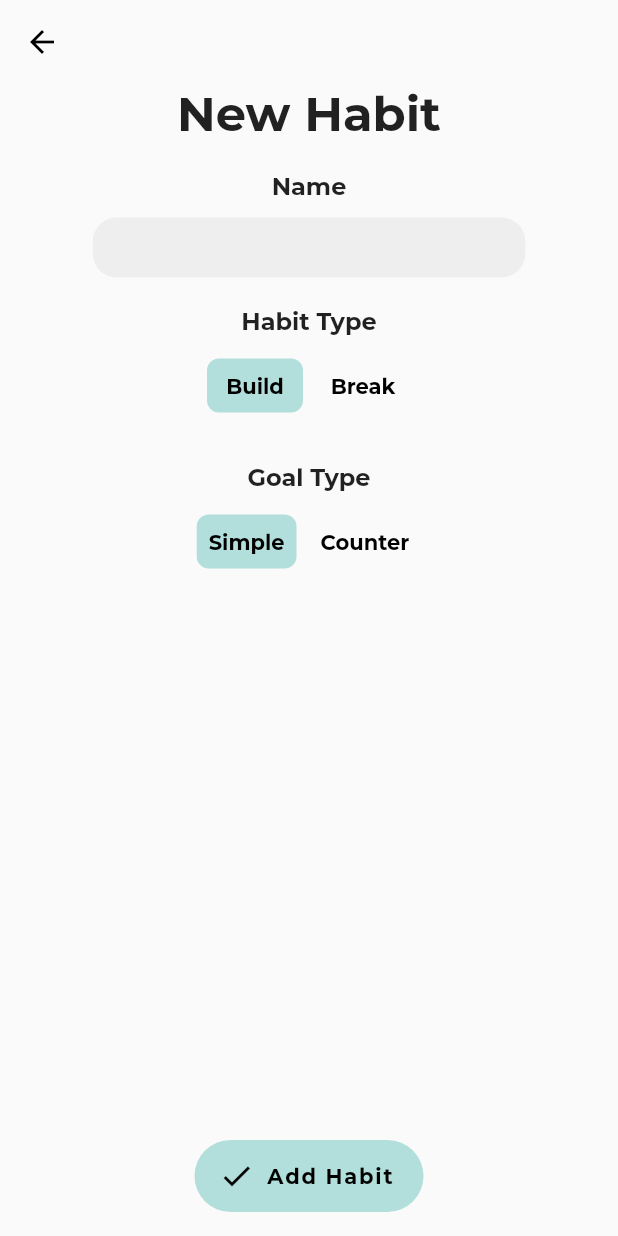
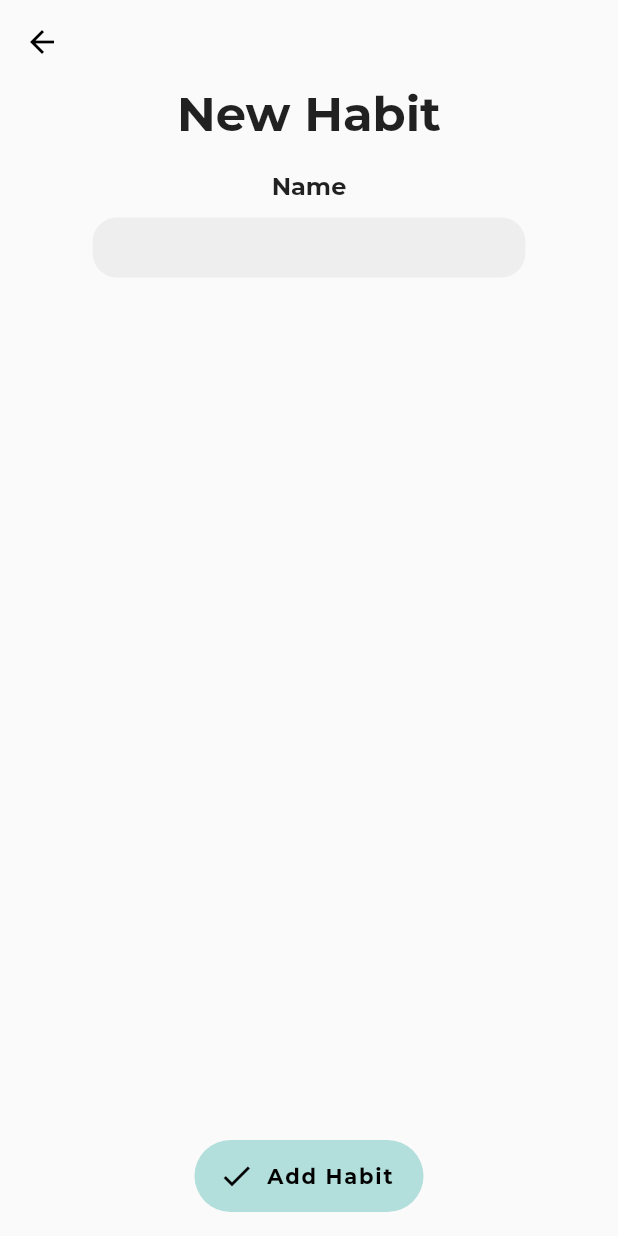
Before and after one commit to kylecustodio/habitualize, a Flutter app: the HabitForm screen opened directly, on a phone screen of 412 x 824 dp. Run offline on Flutter 3.47's test engine with Material 2 defaults, Android fonts, the light colour scheme and no system bars.

Commit message:
strip down habit for MVC

```diff
--- a/lib/models/habit.dart
+++ b/lib/models/habit.dart
@@ -1,18 +1,21 @@
-enum HabitType {
-  buildHabit,
-  breakHabit
-}
+// enum HabitType {
+//   buildHabit,
+//   breakHabit
+// }
 
-enum GoalType {
-  simple,
-  counter,
-}
+// enum GoalType {
+//   simple,
+//   counter,
+// }
 
 class Habit {
   String name;
-  HabitType habitType;
-  GoalType goalType;
-  int goalNum;
+  bool isDone = false;
+  // HabitType habitType;
+  // GoalType goalType;
+  // int goalNum;
 
-  Habit({this.name, this.habitType, this.goalType, this.goalNum});
+  // Habit({this.name, this.habitType, this.goalType, this.goalNum});
+  Habit({this.name});
+
 }
--- a/lib/screens/habitForm.dart
+++ b/lib/screens/habitForm.dart
@@ -11,9 +11,9 @@ class _HabitFormState extends State<HabitForm> {
   final _formKey = GlobalKey<FormState>();
 
   String _habitName;
-  HabitType _habitType = HabitType.buildHabit;
-  GoalType _goalType = GoalType.simple;
-  int _goalNum;
+  // HabitType _habitType = HabitType.buildHabit;
+  // GoalType _goalType = GoalType.simple;
+  // int _goalNum;
 
   @override
   Widget build(BuildContext context) {
@@ -42,96 +42,96 @@ class _HabitFormState extends State<HabitForm> {
                 ),
               ),
             ),
-            SizedBox(height: 20),
-            Center(child: Text('Habit Type', style: TextStyle(fontSize: 16))),
-            ButtonBar(
-              alignment: MainAxisAlignment.center,
-              children: [
-                FlatButton(
-                  onPressed: () =>
-                      setState(() => _habitType = HabitType.buildHabit),
-                  child: Text('Build'),
-                  color: _habitType == HabitType.buildHabit
-                      ? Colors.teal[100]
-                      : Colors.transparent,
-                  textColor: Colors.black,
-                  hoverColor: Colors.teal[100],
-                  shape: RoundedRectangleBorder(
-                      borderRadius: BorderRadius.circular(8)),
-                ),
-                FlatButton(
-                  onPressed: () =>
-                      setState(() => _habitType = HabitType.breakHabit),
-                  child: Text('Break'),
-                  color: _habitType == HabitType.breakHabit
-                      ? Colors.red[100]
-                      : Colors.transparent,
-                  textColor: Colors.black,
-                  hoverColor: Colors.red[100],
-                  shape: RoundedRectangleBorder(
-                      borderRadius: BorderRadius.circular(8)),
-                ),
-              ],
-            ),
-            SizedBox(height: 20),
-            Center(child: Text('Goal Type', style: TextStyle(fontSize: 16))),
-            ButtonBar(
-              alignment: MainAxisAlignment.center,
-              children: [
-                FlatButton(
-                  onPressed: () => setState(() => _goalType = GoalType.simple),
-                  child: Text('Simple'),
-                  color: _goalType == GoalType.simple
-                      ? Colors.teal[100]
-                      : Colors.transparent,
-                  textColor: Colors.black,
-                  hoverColor: Colors.teal[100],
-                  shape: RoundedRectangleBorder(
-                      borderRadius: BorderRadius.circular(8)),
-                ),
-                FlatButton(
-                  onPressed: () => setState(() => _goalType = GoalType.counter),
-                  child: Text('Counter'),
-                  color: _goalType == GoalType.counter
-                      ? Colors.teal[100]
-                      : Colors.transparent,
-                  textColor: Colors.black,
-                  hoverColor: Colors.teal[100],
-                  shape: RoundedRectangleBorder(
-                      borderRadius: BorderRadius.circular(8)),
-                ),
-              ],
-            ),
-            SizedBox(height: 20),
-            Visibility(
-              visible: _goalType == GoalType.counter,
-              child: Column(
-                children: [
-                  Text('Goal', style: TextStyle(fontSize: 16)),
-                  SizedBox(height: 10),
-                  Row(
-                    mainAxisAlignment: MainAxisAlignment.center,
-                    children: [
-                      Container(
-                        width: MediaQuery.of(context).size.width * 0.15,
-                        child: TextFormField(
-                          onChanged: (text) => _goalNum = int.parse(text),
-                          textAlign: TextAlign.center,
-                          keyboardType: TextInputType.number,
-                          inputFormatters: <TextInputFormatter>[
-                            FilteringTextInputFormatter.digitsOnly
-                          ],
-                        ),
-                      ),
-                      SizedBox(
-                        width: 10,
-                      ),
-                      Text('times', style: TextStyle(fontSize: 14)),
-                    ],
-                  )
-                ],
-              ),
-            )
+            // SizedBox(height: 20),
+            // Center(child: Text('Habit Type', style: TextStyle(fontSize: 16))),
+            // ButtonBar(
+            //   alignment: MainAxisAlignment.center,
+            //   children: [
+            //     FlatButton(
+            //       onPressed: () =>
+            //           setState(() => _habitType = HabitType.buildHabit),
+            //       child: Text('Build'),
+            //       color: _habitType == HabitType.buildHabit
+            //           ? Colors.teal[100]
+            //           : Colors.transparent,
+            //       textColor: Colors.black,
+            //       hoverColor: Colors.teal[100],
+            //       shape: RoundedRectangleBorder(
+            //           borderRadius: BorderRadius.circular(8)),
+            //     ),
+            //     FlatButton(
+            //       onPressed: () =>
+            //           setState(() => _habitType = HabitType.breakHabit),
+            //       child: Text('Break'),
+            //       color: _habitType == HabitType.breakHabit
+            //           ? Colors.red[100]
+            //           : Colors.transparent,
+            //       textColor: Colors.black,
+            //       hoverColor: Colors.red[100],
+            //       shape: RoundedRectangleBorder(
+            //           borderRadius: BorderRadius.circular(8)),
+            //     ),
+            //   ],
+            // ),
+            // SizedBox(height: 20),
+            // Center(child: Text('Goal Type', style: TextStyle(fontSize: 16))),
+            // ButtonBar(
+            //   alignment: MainAxisAlignment.center,
+            //   children: [
+            //     FlatButton(
+            //       onPressed: () => setState(() => _goalType = GoalType.simple),
+            //       child: Text('Simple'),
+            //       color: _goalType == GoalType.simple
+            //           ? Colors.teal[100]
+            //           : Colors.transparent,
+            //       textColor: Colors.black,
+            //       hoverColor: Colors.teal[100],
+            //       shape: RoundedRectangleBorder(
+            //           borderRadius: BorderRadius.circular(8)),
+            //     ),
+            //     FlatButton(
+            //       onPressed: () => setState(() => _goalType = GoalType.counter),
+            //       child: Text('Counter'),
+            //       color: _goalType == GoalType.counter
+            //           ? Colors.teal[100]
+            //           : Colors.transparent,
+            //       textColor: Colors.black,
+            //       hoverColor: Colors.teal[100],
+            //       shape: RoundedRectangleBorder(
+            //           borderRadius: BorderRadius.circular(8)),
+            //     ),
+            //   ],
+            // ),
+            // SizedBox(height: 20),
+            // Visibility(
+            //   visible: _goalType == GoalType.counter,
+            //   child: Column(
+            //     children: [
+            //       Text('Goal', style: TextStyle(fontSize: 16)),
+            //       SizedBox(height: 10),
+            //       Row(
+            //         mainAxisAlignment: MainAxisAlignment.center,
+            //         children: [
+            //           Container(
+            //             width: MediaQuery.of(context).size.width * 0.15,
+            //             child: TextFormField(
+            //               onChanged: (text) => _goalNum = int.parse(text),
+            //               textAlign: TextAlign.center,
+            //               keyboardType: TextInputType.number,
+            //               inputFormatters: <TextInputFormatter>[
+            //                 FilteringTextInputFormatter.digitsOnly
+            //               ],
+            //             ),
+            //           ),
+            //           SizedBox(
+            //             width: 10,
+            //           ),
+            //           Text('times', style: TextStyle(fontSize: 14)),
+            //         ],
+            //       )
+            //     ],
+            //   ),
+            // )
           ],
         ),
       ),
@@ -149,9 +149,9 @@ class _HabitFormState extends State<HabitForm> {
             // Save Habit
             Navigator.of(context).pop(Habit(
               name: _habitName,
-              habitType: _habitType,
-              goalType: _goalType,
-              goalNum: _goalType == GoalType.counter ? _goalNum : 1,
+              // habitType: _habitType,
+              // goalType: _goalType,
+              // goalNum: _goalType == GoalType.counter ? _goalNum : 1,
             ));
           }
         },
```
